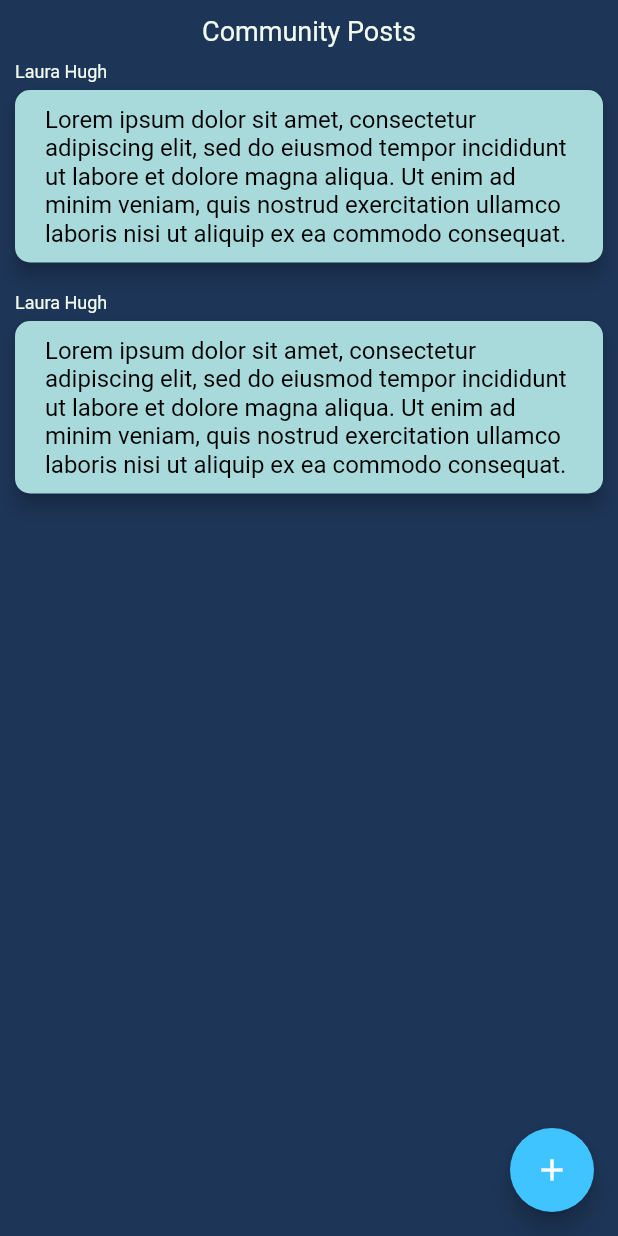
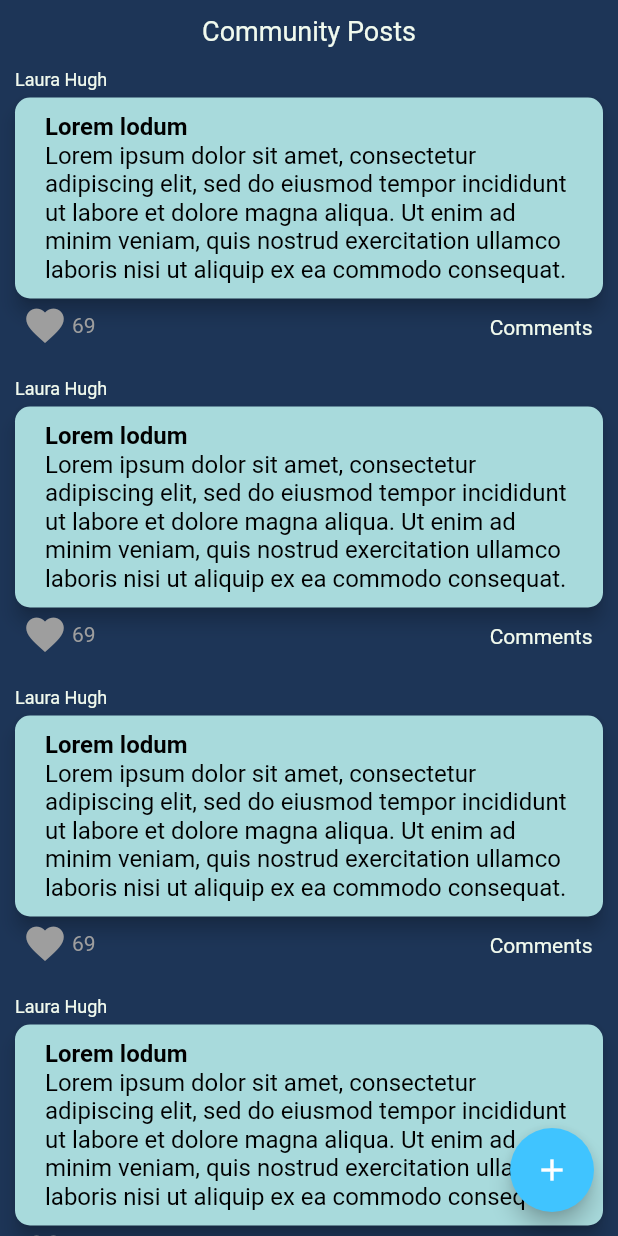
Before and after one commit to Harshpatel249/Echos, a Flutter app: the screen it shows after launch, on a phone screen of 412 x 824 dp. Run offline on Flutter 3.47's test engine with Material 2 defaults, Android fonts, the phone set to English and light mode, and no system bars; drawn by our look-alikes of like_button.

Commit message:
Community flow frontend update

```diff
--- a/lib/main.dart
+++ b/lib/main.dart
@@ -1,6 +1,7 @@
 import 'package:flutter/material.dart';
 import 'screens/testScreen.dart';
 import 'screens/communityPage.dart';
+import 'screens/viewPost.dart';
 
 void main() {
   runApp(MyApp());
@@ -24,6 +25,7 @@ class MyApp extends StatelessWidget {
       routes: {
         TestScreen.id: (context) => TestScreen(),
         CommunityPage.id: (context) => CommunityPage(),
+        ViewPost.id: (context) => ViewPost(),
       },
     );
   }
--- /dev/null
+++ b/lib/rewidgets/postWrapper.dart
@@ -0,0 +1,112 @@
+import 'package:flutter/material.dart';
+import 'package:like_button/like_button.dart';
+import '../screens/viewPost.dart';
+
+class PostWrapper extends StatelessWidget {
+  PostWrapper(this.postUser, this.postTitle, this.postText, this.isViewPost);
+
+  final String postUser;
+  final String postText;
+  final String postTitle;
+  final bool isViewPost;
+
+  Future<bool> onLikeButtonTapped(bool isLiked) async {
+    /// send your request here
+    // final bool success= await sendRequest();
+
+    /// if failed, you can do nothing
+    // return success? !isLiked:isLiked;
+
+    return !isLiked;
+  }
+
+  @override
+  Widget build(BuildContext context) {
+    return Padding(
+      padding: EdgeInsets.all(10.0),
+      child: Column(
+        crossAxisAlignment: CrossAxisAlignment.start,
+        children: [
+          Text(
+            postUser,
+            style: TextStyle(
+              fontSize: 12,
+              color: Color(0xFFF1FAEE),
+            ),
+          ),
+          SizedBox(
+            height: 5,
+          ),
+          Material(
+            borderRadius: BorderRadius.circular(10.0),
+            elevation: 5.00,
+            color: Color(0xFFA8DADC),
+            child: Padding(
+              padding: EdgeInsets.symmetric(
+                vertical: 10,
+                horizontal: 20,
+              ),
+              child: Column(
+                crossAxisAlignment: CrossAxisAlignment.stretch,
+                children: [
+                  Text(
+                    postTitle,
+                    style: TextStyle(
+                      fontSize: 16,
+                      color: Colors.black,
+                      fontWeight: FontWeight.w700,
+                    ),
+                  ),
+                  Text(
+                    postText,
+                    style: TextStyle(
+                      fontSize: 16,
+                      color: Colors.black,
+                    ),
+                  ),
+                ],
+              ),
+            ),
+          ),
+          SizedBox(
+            height: 3,
+          ),
+          Row(
+            crossAxisAlignment: CrossAxisAlignment.start,
+            children: [
+              SizedBox(
+                width: 5,
+                height: 0,
+              ),
+              LikeButton(
+                onTap: onLikeButtonTapped,
+                likeCount: 69,
+              ),
+              SizedBox(
+                width: 100,
+              ),
+              Spacer(flex: 1),
+              Padding(
+                padding: const EdgeInsets.only(top: 8, right: 7),
+                child: isViewPost
+                    ? null
+                    : GestureDetector(
+                        onTap: () {
+                          Navigator.pushNamed(context, ViewPost.id);
+                        },
+                        child: Text(
+                          'Comments',
+                          style: TextStyle(
+                            fontSize: 14,
+                            color: Color(0xFFF1FAEE),
+                          ),
+                        ),
+                      ),
+              ),
+            ],
+          ),
+        ],
+      ),
+    );
+  }
+}
--- a/lib/screens/communityPage.dart
+++ b/lib/screens/communityPage.dart
@@ -1,5 +1,6 @@
 import 'package:flutter/material.dart';
 import '../services/getCommunityPosts.dart';
+import 'addPost.dart';
 
 class CommunityPage extends StatelessWidget {
   static String id = 'community_page';
@@ -12,6 +13,10 @@ class CommunityPage extends StatelessWidget {
         floatingActionButton: FloatingActionButton(
           backgroundColor: Colors.lightBlueAccent,
           child: Icon(Icons.add),
+          onPressed: () {
+            showModalBottomSheet(
+                context: context, builder: (context) => AddPost());
+          },
         ),
         body: Column(
           children: [
@@ -25,6 +30,9 @@ class CommunityPage extends StatelessWidget {
                 color: Color(0xFFF1FAEE),
               ),
             ),
+            SizedBox(
+              height: 5,
+            ),
             Expanded(
               child: ListView(
                 scrollDirection: Axis.vertical,
--- a/lib/services/getCommunityPosts.dart
+++ b/lib/services/getCommunityPosts.dart
@@ -1,64 +1,42 @@
 import 'package:flutter/cupertino.dart';
 import 'package:flutter/material.dart';
+import '../rewidgets/postWrapper.dart';
 
 class GetCommunityPosts {
   List<PostWrapper> posts = [];
 
   List<Text> text = [];
   List<PostWrapper> getPosts() {
-    final PostWrapper p = PostWrapper('Laura Hugh',
-        'Lorem ipsum dolor sit amet, consectetur adipiscing elit, sed do eiusmod tempor incididunt ut labore et dolore magna aliqua. Ut enim ad minim veniam, quis nostrud exercitation ullamco laboris nisi ut aliquip ex ea commodo consequat.');
+    final PostWrapper p = PostWrapper(
+        'Laura Hugh',
+        'Lorem lodum',
+        'Lorem ipsum dolor sit amet, consectetur adipiscing elit, sed do eiusmod tempor incididunt ut labore et dolore magna aliqua. Ut enim ad minim veniam, quis nostrud exercitation ullamco laboris nisi ut aliquip ex ea commodo consequat.',
+        false);
     posts.add(p);
-    final PostWrapper p2 = PostWrapper('Laura Hugh',
-        'Lorem ipsum dolor sit amet, consectetur adipiscing elit, sed do eiusmod tempor incididunt ut labore et dolore magna aliqua. Ut enim ad minim veniam, quis nostrud exercitation ullamco laboris nisi ut aliquip ex ea commodo consequat.');
+    final PostWrapper p2 = PostWrapper(
+        'Laura Hugh',
+        'Lorem lodum',
+        'Lorem ipsum dolor sit amet, consectetur adipiscing elit, sed do eiusmod tempor incididunt ut labore et dolore magna aliqua. Ut enim ad minim veniam, quis nostrud exercitation ullamco laboris nisi ut aliquip ex ea commodo consequat.',
+        false);
     posts.add(p2);
+    final PostWrapper p3 = PostWrapper(
+        'Laura Hugh',
+        'Lorem lodum',
+        'Lorem ipsum dolor sit amet, consectetur adipiscing elit, sed do eiusmod tempor incididunt ut labore et dolore magna aliqua. Ut enim ad minim veniam, quis nostrud exercitation ullamco laboris nisi ut aliquip ex ea commodo consequat.',
+        false);
+    posts.add(p3);
+    final PostWrapper p4 = PostWrapper(
+        'Laura Hugh',
+        'Lorem lodum',
+        'Lorem ipsum dolor sit amet, consectetur adipiscing elit, sed do eiusmod tempor incididunt ut labore et dolore magna aliqua. Ut enim ad minim veniam, quis nostrud exercitation ullamco laboris nisi ut aliquip ex ea commodo consequat.',
+        false);
+    posts.add(p4);
+    final PostWrapper p5 = PostWrapper(
+        'Laura Hugh',
+        'Lorem lodum',
+        'Lorem ipsum dolor sit amet, consectetur adipiscing elit, sed do eiusmod tempor incididunt ut labore et dolore magna aliqua. Ut enim ad minim veniam, quis nostrud exercitation ullamco laboris nisi ut aliquip ex ea commodo consequat.',
+        false);
+    posts.add(p5);
     return posts;
   }
 }
-
-class PostWrapper extends StatelessWidget {
-  PostWrapper(this.postUser, this.postText);
-
-  final String postUser;
-  final String postText;
-
-  @override
-  Widget build(BuildContext context) {
-    return Padding(
-      padding: EdgeInsets.all(10.0),
-      child: Column(
-        crossAxisAlignment: CrossAxisAlignment.start,
-        children: [
-          Text(
-            postUser,
-            style: TextStyle(
-              fontSize: 12,
-              color: Color(0xFFF1FAEE),
-            ),
-          ),
-          SizedBox(
-            height: 5,
-          ),
-          Material(
-            borderRadius: BorderRadius.circular(10.0),
-            elevation: 5.00,
-            color: Color(0xFFA8DADC),
-            child: Padding(
-              padding: EdgeInsets.symmetric(
-                vertical: 10,
-                horizontal: 20,
-              ),
-              child: Text(
-                postText,
-                style: TextStyle(
-                  fontSize: 16,
-                  color: Colors.black,
-                ),
-              ),
-            ),
-          ),
-        ],
-      ),
-    );
-  }
-}
--- a/pubspec.yaml
+++ b/pubspec.yaml
@@ -28,6 +28,7 @@ dependencies:
   # The following adds the Cupertino Icons font to your application.
   # Use with the CupertinoIcons class for iOS style icons.
   cupertino_icons: ^1.0.2
+  like_button: ^2.0.2
 
 dev_dependencies:
   flutter_test:
```
Also changed, not shown: lib/screens/addComment.dart (added, +66 -0 lines), lib/screens/addPost.dart (added, +86 -0 lines), lib/screens/viewPost.dart (added, +68 -0 lines), pubspec.lock.
